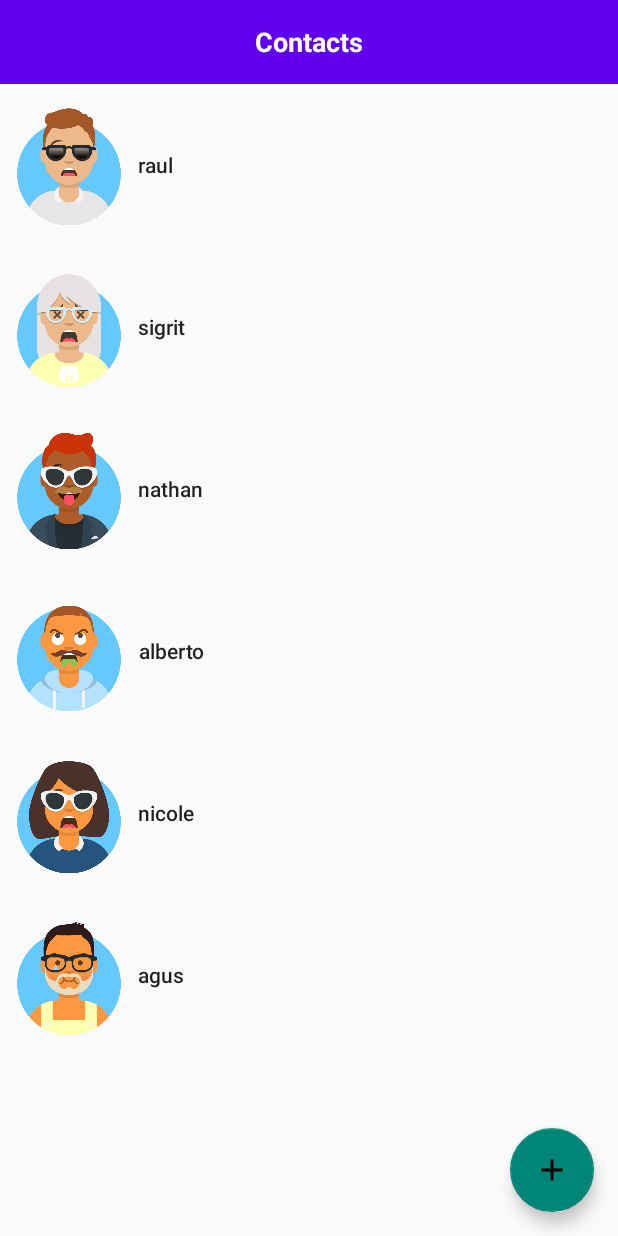
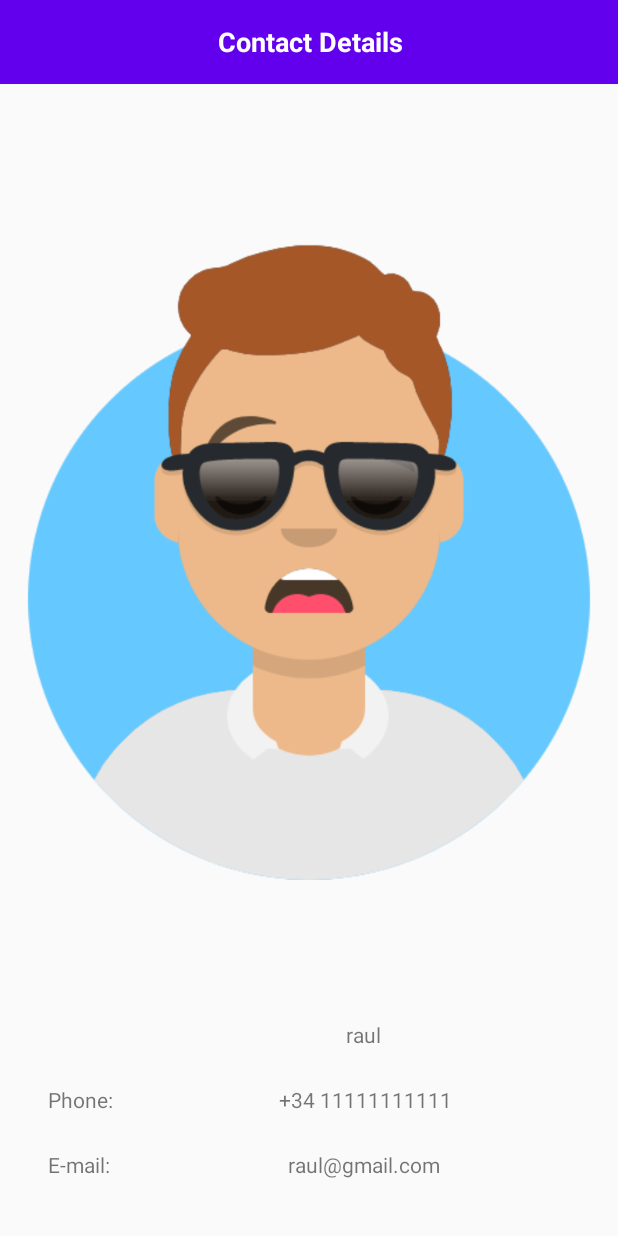
Before and after one commit to Sant0n/learning_app, an Android app: the ContactListActivity screen opened directly, with no data from a screen before it, after a tap on "raul", on a phone screen of 412 x 824 dp. Run offline under Robolectric (Android 15) with nearby library versions, the phone set to English and light mode, and no system bars.

Commit message:
Contact detail view and logic created

```diff
--- a/app/src/main/AndroidManifest.xml
+++ b/app/src/main/AndroidManifest.xml
@@ -22,6 +22,8 @@
         </activity>
         <activity android:name=".ui.contactListMenu.ContactListActivity">
         </activity>
+        <activity android:name=".ui.contactDetail.ContactDetailActivity">
+        </activity>
 
     </application>
 
--- /dev/null
+++ b/app/src/main/java/nnar/learning_app/ui/contactDetail/ContactDetailActivity.kt
@@ -0,0 +1,39 @@
+package nnar.learning_app.ui.contactDetail
+
+import android.os.Bundle
+import android.widget.ImageView
+import android.widget.TextView
+import androidx.appcompat.app.AppCompatActivity
+import nnar.learning_app.databinding.ActivityContactDetailBinding
+import nnar.learning_app.domain.model.Contact
+
+class ContactDetailActivity: AppCompatActivity() {
+
+    private lateinit var binding: ActivityContactDetailBinding
+
+
+    override fun onCreate(savedInstanceState: Bundle?){
+        super.onCreate(savedInstanceState)
+
+        binding = ActivityContactDetailBinding.inflate(layoutInflater)
+        val view = binding.root
+        setContentView(view)
+
+
+        val contactName: TextView = binding.contactDetailNameText
+        val contactImage: ImageView = binding.contactDetailImage
+        val contactPhone: TextView = binding.contactDetailPhoneText
+        val contactEmail: TextView  = binding.contactDetailEmailText
+
+        val contact = intent.getParcelableExtra<Contact>("contact")
+
+        if (contact != null){
+            contactImage.setImageResource(contact.image)
+            contactName.text = contact.name
+            contactPhone.text = contact.phoneNumber
+            contactEmail.text = contact.email
+        }
+
+    }
+
+}
--- a/app/src/main/java/nnar/learning_app/ui/contactListMenu/ContactListActivity.kt
+++ b/app/src/main/java/nnar/learning_app/ui/contactListMenu/ContactListActivity.kt
@@ -48,8 +48,6 @@ class ContactListActivity: AppCompatActivity(), ContactListView {
             val intent = Intent(this, MainMenuActivity::class.java)
             startActivity(intent)
         }
-
-        recyclerView
     }
 
     override fun showMessageContactAdded(s: String) {
--- a/app/src/main/java/nnar/learning_app/ui/contactListMenu/ContactListAdapter.kt
+++ b/app/src/main/java/nnar/learning_app/ui/contactListMenu/ContactListAdapter.kt
@@ -1,10 +1,13 @@
 package nnar.learning_app.ui.contactListMenu
 
+import android.content.Intent
 import android.view.LayoutInflater
 import android.view.ViewGroup
+import android.widget.Toast
 import androidx.recyclerview.widget.RecyclerView
 import nnar.learning_app.R
 import nnar.learning_app.domain.model.Contact
+import nnar.learning_app.ui.contactDetail.ContactDetailActivity
 
 class ContactListAdapter(private val contactList: MutableSet<Contact>):
     RecyclerView.Adapter<ContactViewHolder>() {
@@ -18,7 +21,20 @@ class ContactListAdapter(private val contactList: MutableSet<Contact>):
         holder.bindData(contactList.elementAt(position))
 
         holder.itemView.setOnClickListener {
-            val intent = Intent(it.context, )
+            val intent = Intent(it.context, ContactDetailActivity()::class.java)
+            intent.putExtra("contact", contactList.elementAt(position))
+            it.context.startActivity(intent)
+/**
+ *          Lo mismo:
+ *
+ *          val intent = Intent(holder.itemView.context, ContactDetailActivity()::class.java)
+ *          intent.putExtra("contact", contactList.elementAt(position))
+ *          holder.itemView.context.startActivity(intent)
+ **/
+
+            Toast.makeText(it.context,
+                "You have selected " + contactList.elementAt(position).name,
+                Toast.LENGTH_SHORT).show()
         }
     }
 
--- a/app/src/main/java/nnar/learning_app/ui/contactListMenu/ContactViewHolder.kt
+++ b/app/src/main/java/nnar/learning_app/ui/contactListMenu/ContactViewHolder.kt
@@ -3,7 +3,6 @@ package nnar.learning_app.ui.contactListMenu
 import android.view.View
 import android.widget.ImageView
 import android.widget.TextView
-import android.widget.Toast
 
 import androidx.recyclerview.widget.RecyclerView
 
@@ -22,8 +21,4 @@ class ContactViewHolder(contactView: View) : RecyclerView.ViewHolder(contactView
         image.setImageResource(contact.image)
     }
 
-    fun onClick(view: View){
-        Toast.makeText(view.context, "YES", Toast.LENGTH_SHORT)
-    }
-
 }
--- a/app/src/main/res/layout/activity_contact_detail.xml
+++ b/app/src/main/res/layout/activity_contact_detail.xml
@@ -19,7 +19,7 @@
     android:layout_height="match_parent">
 
     <androidx.appcompat.widget.Toolbar
-        android:id="@+id/groupdetail_toolbar"
+        android:id="@+id/contact_detail_toolbar"
         android:layout_width="match_parent"
         android:layout_height="wrap_content"
         android:background="?attr/colorPrimary"
@@ -33,13 +33,13 @@
         app:layout_constraintVertical_bias="0.0">
 
         <TextView
-            android:id="@+id/groupdetail_title_toolbar"
+            android:id="@+id/contact_detail_title_toolbar"
             android:layout_width="wrap_content"
             android:layout_height="wrap_content"
             android:layout_gravity="center"
             android:gravity="center"
             android:singleLine="true"
-            android:text="@string/selectmenu_tittle"
+            android:text="@string/contact_detail_toolbar_tittle"
             android:textColor="@android:color/white"
             android:textSize="18sp"
             android:textStyle="bold"
@@ -47,4 +47,79 @@
             tools:layout_editor_absoluteY="16dp" />
     </androidx.appcompat.widget.Toolbar>
 
+    <ImageView
+        android:id="@+id/contact_detail_image"
+        android:layout_width="wrap_content"
+        android:layout_height="wrap_content"
+        android:layout_marginTop="32dp"
+        app:layout_constraintEnd_toEndOf="parent"
+        app:layout_constraintStart_toStartOf="parent"
+        app:layout_constraintTop_toBottomOf="@+id/contact_detail_toolbar"
+        android:contentDescription="@string/contact_detail_image_description" />
+
+    <TextView
+        android:id="@+id/contact_detail_name_text"
+        android:layout_width="wrap_content"
+        android:layout_height="wrap_content"
+        android:layout_marginTop="32dp"
+        app:layout_constraintEnd_toEndOf="parent"
+        app:layout_constraintStart_toEndOf="@+id/contact_detail_name_tag"
+        app:layout_constraintTop_toBottomOf="@+id/contact_detail_image" />
+
+    <TextView
+        android:id="@+id/contact_detail_name_tag"
+        android:layout_width="wrap_content"
+        android:layout_height="wrap_content"
+        android:layout_marginEnd="16dp"
+        android:layout_marginBottom="24dp"
+        android:text="@string/contact_detail_name_tag"
+        app:layout_constraintBottom_toBottomOf="@+id/contact_detail_name_text"
+        app:layout_constraintEnd_toEndOf="@+id/contact_detail_phone_tag"
+        app:layout_constraintHorizontal_bias="0.0"
+        app:layout_constraintStart_toStartOf="@+id/contact_detail_phone_tag"
+        app:layout_constraintTop_toTopOf="@+id/contact_detail_name_text"
+        app:layout_constraintVertical_bias="0.0" />
+
+    <TextView
+        android:id="@+id/contact_detail_email_text"
+        android:layout_width="wrap_content"
+        android:layout_height="wrap_content"
+        android:layout_marginTop="24dp"
+        app:layout_constraintEnd_toEndOf="parent"
+        app:layout_constraintStart_toEndOf="@+id/contact_detail_email_tag"
+        app:layout_constraintTop_toBottomOf="@+id/contact_detail_phone_text" />
+
+    <TextView
+        android:id="@+id/contact_detail_phone_tag"
+        android:layout_width="wrap_content"
+        android:layout_height="wrap_content"
+        android:layout_marginEnd="16dp"
+        android:text="@string/contact_detail_phone_tag"
+        app:layout_constraintBottom_toBottomOf="@+id/contact_detail_phone_text"
+        app:layout_constraintEnd_toEndOf="@+id/contact_detail_email_tag"
+        app:layout_constraintHorizontal_bias="0.0"
+        app:layout_constraintStart_toStartOf="@+id/contact_detail_email_tag"
+        app:layout_constraintTop_toTopOf="@+id/contact_detail_phone_text"
+        app:layout_constraintVertical_bias="0.0" />
+
+    <TextView
+        android:id="@+id/contact_detail_email_tag"
+        android:layout_width="wrap_content"
+        android:layout_height="wrap_content"
+        android:layout_marginStart="32dp"
+        android:text="@string/contact_detail_email_tag"
+        app:layout_constraintBottom_toBottomOf="@+id/contact_detail_email_text"
+        app:layout_constraintStart_toStartOf="parent"
+        app:layout_constraintTop_toTopOf="@+id/contact_detail_email_text"
+        app:layout_constraintVertical_bias="0.0" />
+
+    <TextView
+        android:id="@+id/contact_detail_phone_text"
+        android:layout_width="wrap_content"
+        android:layout_height="wrap_content"
+        android:layout_marginTop="24dp"
+        app:layout_constraintEnd_toEndOf="parent"
+        app:layout_constraintStart_toEndOf="@+id/contact_detail_phone_tag"
+        app:layout_constraintTop_toBottomOf="@+id/contact_detail_name_text" />
+
 </androidx.constraintlayout.widget.ConstraintLayout>
--- a/app/src/main/res/values/strings.xml
+++ b/app/src/main/res/values/strings.xml
@@ -29,4 +29,11 @@
     <string name="list_contact_button_description">Add New Contact</string>
     <string name="list_contact_image_description">Contact Image</string>
 
+    <!--Contact detail -->
+    <string name="contact_detail_toolbar_tittle">Contact Details</string>
+    <string name="contact_detail_image_description">Contact Image</string>
+    <string name="contact_detail_name_tag">Name:</string>
+    <string name="contact_detail_phone_tag">Phone:</string>
+    <string name="contact_detail_email_tag">E-mail:</string>
+
 </resources>
```
Also changed, not shown: app/src/main/java/nnar/learning_app/domain/model/Contact.kt (+7 -7 lines).
